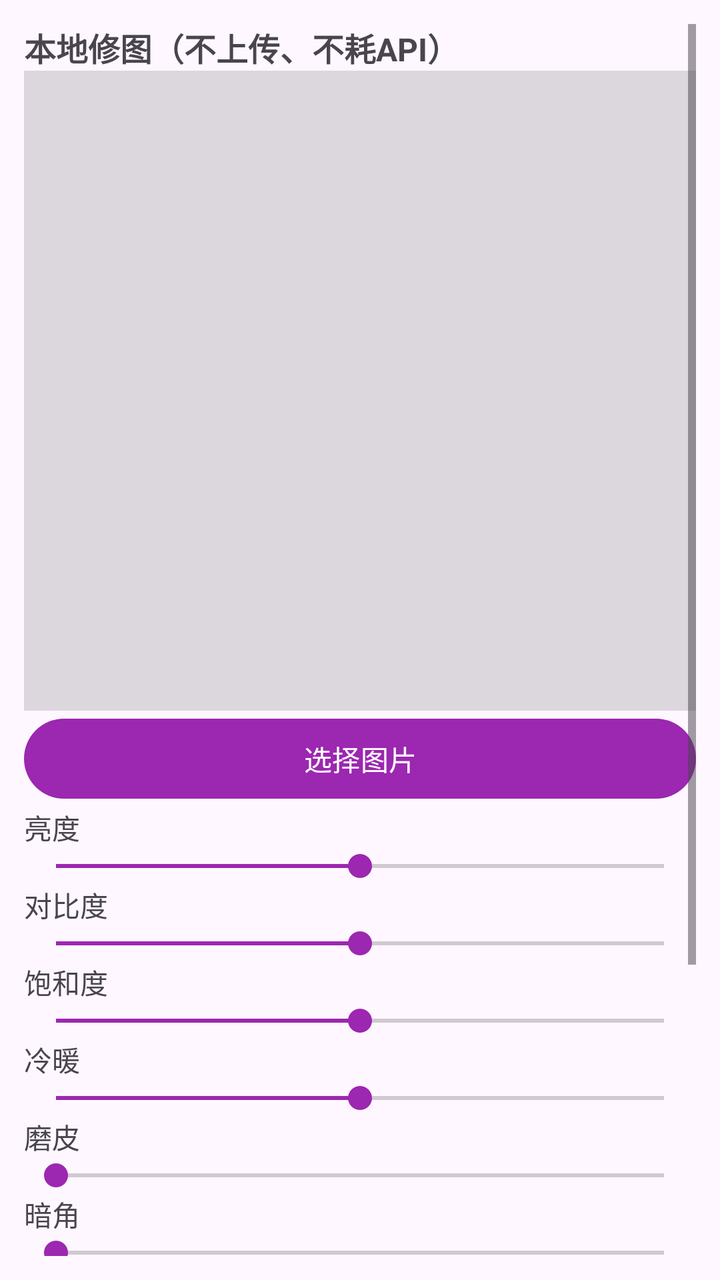
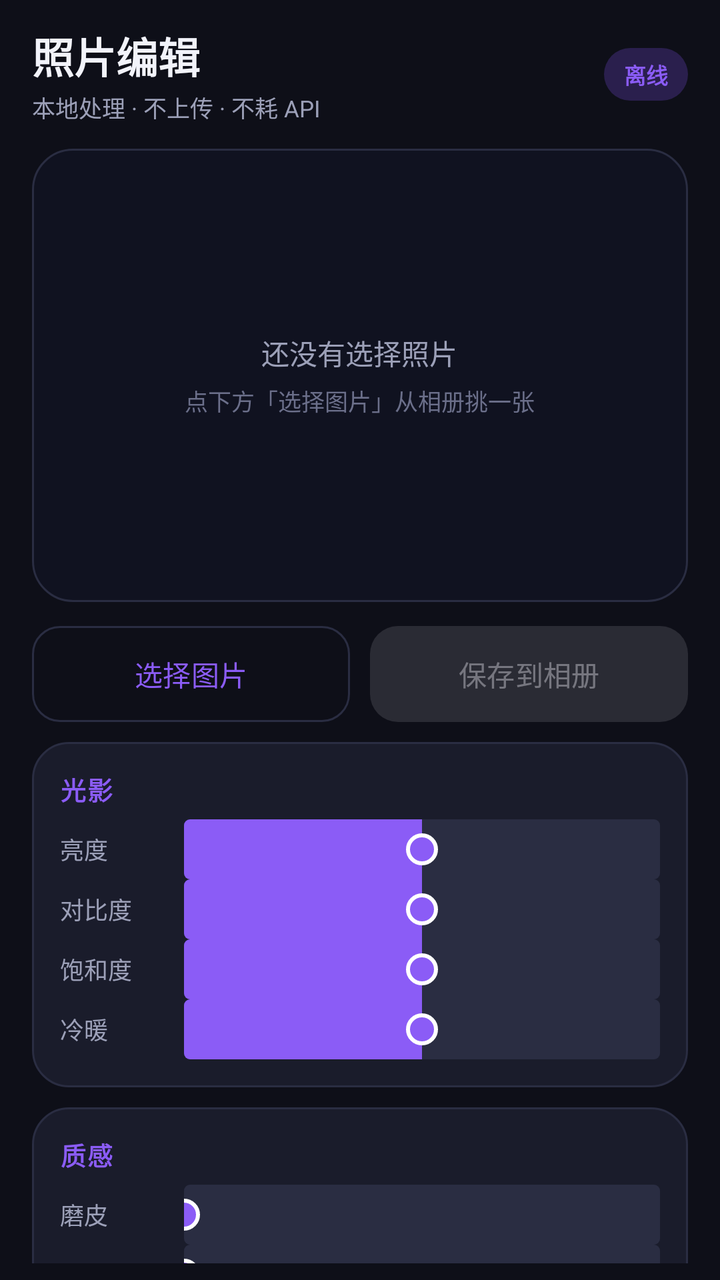

An Android layout rendered at two revisions. The XML below is the earlier revision; the diff shows what the commit changed to produce the second picture.
<!-- AndroidManifest.xml: application theme Theme.MagicBeauty -->
<!-- res/layout/fragment_photo.xml -->
<?xml version="1.0" encoding="utf-8"?>
<ScrollView xmlns:android="http://schemas.android.com/apk/res/android"
    android:layout_width="match_parent"
    android:layout_height="match_parent"
    android:padding="12dp">

    <LinearLayout
        android:layout_width="match_parent"
        android:layout_height="wrap_content"
        android:orientation="vertical">

        <TextView
            android:layout_width="match_parent"
            android:layout_height="wrap_content"
            android:text="本地修图（不上传、不耗API）"
            android:textStyle="bold"
            android:textSize="16sp" />

        <ImageView
            android:id="@+id/preview"
            android:layout_width="match_parent"
            android:layout_height="320dp"
            android:scaleType="fitCenter"
            android:background="#22000000" />

        <ProgressBar
            android:id="@+id/progress"
            style="?android:attr/progressBarStyleHorizontal"
            android:layout_width="match_parent"
            android:layout_height="wrap_content"
            android:visibility="gone" />

        <Button
            android:id="@+id/btnPick"
            android:layout_width="match_parent"
            android:layout_height="wrap_content"
            android:text="选择图片" />

        
        <TextView android:layout_width="wrap_content" android:layout_height="wrap_content" android:text="亮度" />
        <SeekBar android:id="@+id/sbBrightness" android:layout_width="match_parent" android:layout_height="wrap_content" android:max="100" android:progress="50" />
        <TextView android:layout_width="wrap_content" android:layout_height="wrap_content" android:text="对比度" />
        <SeekBar android:id="@+id/sbContrast" android:layout_width="match_parent" android:layout_height="wrap_content" android:max="100" android:progress="50" />
        <TextView android:layout_width="wrap_content" android:layout_height="wrap_content" android:text="饱和度" />
        <SeekBar android:id="@+id/sbSaturation" android:layout_width="match_parent" android:layout_height="wrap_content" android:max="100" android:progress="50" />
        <TextView android:layout_width="wrap_content" android:layout_height="wrap_content" android:text="冷暖" />
        <SeekBar android:id="@+id/sbWarmth" android:layout_width="match_parent" android:layout_height="wrap_content" android:max="100" android:progress="50" />
        <TextView android:layout_width="wrap_content" android:layout_height="wrap_content" android:text="磨皮" />
        <SeekBar android:id="@+id/sbBlur" android:layout_width="match_parent" android:layout_height="wrap_content" android:max="100" android:progress="0" />
        <TextView android:layout_width="wrap_content" android:layout_height="wrap_content" android:text="暗角" />
        <SeekBar android:id="@+id/sbVignette" android:layout_width="match_parent" android:layout_height="wrap_content" android:max="100" android:progress="0" />
        <TextView android:layout_width="wrap_content" android:layout_height="wrap_content" android:text="瘦脸" />
        <SeekBar android:id="@+id/sbThinFace" android:layout_width="match_parent" android:layout_height="wrap_content" android:max="100" android:progress="0" />
        <TextView android:layout_width="wrap_content" android:layout_height="wrap_content" android:text="大眼" />
        <SeekBar android:id="@+id/sbEye" android:layout_width="match_parent" android:layout_height="wrap_content" android:max="100" android:progress="0" />
        <TextView android:layout_width="wrap_content" android:layout_height="wrap_content" android:text="瘦腰" />
        <SeekBar android:id="@+id/sbWaist" android:layout_width="match_parent" android:layout_height="wrap_content" android:max="100" android:progress="0" />
        <TextView android:layout_width="wrap_content" android:layout_height="wrap_content" android:text="拉腿/调身高" />
        <SeekBar android:id="@+id/sbLeg" android:layout_width="match_parent" android:layout_height="wrap_content" android:max="100" android:progress="0" />

        <Button
            android:id="@+id/btnSave"
            android:layout_width="match_parent"
            android:layout_height="wrap_content"
            android:text="保存到相册"
            android:enabled="false" />

    </LinearLayout>
</ScrollView>
<!-- resources referenced by this layout -->
<resources>
  <style name="Theme.MagicBeauty" parent="Theme.Material3.DayNight.NoActionBar">
          <item name="colorPrimary">@color/purple_500</item>
          <item name="colorPrimaryDark">@color/purple_700</item>
          <item name="colorAccent">@color/purple_500</item>
      </style>
  <color name="purple_500">#9C27B0</color>
  <color name="purple_700">#6A1B9A</color>
</resources>

<!-- the commit's change to res/layout/fragment_photo.xml (unified diff, before → after) -->
@@ -1,69 +1,410 @@
 <?xml version="1.0" encoding="utf-8"?>
-<ScrollView xmlns:android="http://schemas.android.com/apk/res/android"
+<LinearLayout xmlns:android="http://schemas.android.com/apk/res/android"
+    xmlns:app="http://schemas.android.com/apk/res-auto"
     android:layout_width="match_parent"
     android:layout_height="match_parent"
-    android:padding="12dp">
-
+    android:background="@color/bg"
+    android:orientation="vertical"
+    android:paddingStart="16dp"
+    android:paddingTop="12dp"
+    android:paddingEnd="16dp"
+    android:paddingBottom="8dp">
+
+    
     <LinearLayout
         android:layout_width="match_parent"
         android:layout_height="wrap_content"
-        android:orientation="vertical">
+        android:gravity="center_vertical"
+        android:orientation="horizontal">
+
+        <LinearLayout
+            android:layout_width="0dp"
+            android:layout_height="wrap_content"
+            android:layout_weight="1"
+            android:orientation="vertical">
+
+            <TextView
+                android:layout_width="wrap_content"
+                android:layout_height="wrap_content"
+                android:text="照片编辑"
+                android:textColor="@color/text"
+                android:textSize="21sp"
+                android:textStyle="bold" />
+
+            <TextView
+                android:layout_width="wrap_content"
+                android:layout_height="wrap_content"
+                android:layout_marginTop="2dp"
+                android:text="本地处理 · 不上传 · 不耗 API"
+                android:textColor="@color/text_sub"
+                android:textSize="11.5sp" />
+        </LinearLayout>
 
         <TextView
-            android:layout_width="match_parent"
+            android:layout_width="wrap_content"
             android:layout_height="wrap_content"
-            android:text="本地修图（不上传、不耗API）"
-            android:textStyle="bold"
-            android:textSize="16sp" />
+            android:background="@drawable/bg_pill"
+            android:paddingStart="10dp"
+            android:paddingTop="5dp"
+            android:paddingEnd="10dp"
+            android:paddingBottom="5dp"
+            android:text="离线"
+            android:textColor="@color/brand"
+            android:textSize="11sp"
+            android:textStyle="bold" />
+    </LinearLayout>
+
+    
+    <FrameLayout
+        android:layout_width="match_parent"
+        android:layout_height="0dp"
+        android:layout_marginTop="12dp"
+        android:layout_weight="1"
+        android:minHeight="170dp"
+        android:background="@drawable/bg_preview">
 
         <ImageView
             android:id="@+id/preview"
             android:layout_width="match_parent"
-            android:layout_height="320dp"
-            android:scaleType="fitCenter"
-            android:background="#22000000" />
+            android:layout_height="match_parent"
+            android:contentDescription="预览"
+            android:scaleType="fitCenter" />
+
+        <LinearLayout
+            android:id="@+id/emptyState"
+            android:layout_width="wrap_content"
+            android:layout_height="wrap_content"
+            android:layout_gravity="center"
+            android:gravity="center"
+            android:orientation="vertical">
+
+            <TextView
+                android:layout_width="wrap_content"
+                android:layout_height="wrap_content"
+                android:text="还没有选择照片"
+                android:textColor="@color/text_sub"
+                android:textSize="14sp" />
+
+            <TextView
+                android:layout_width="wrap_content"
+                android:layout_height="wrap_content"
+                android:layout_marginTop="5dp"
+                android:text="点下方「选择图片」从相册挑一张"
+                android:textColor="@color/text_dim"
+                android:textSize="11.5sp" />
+        </LinearLayout>
 
         <ProgressBar
             android:id="@+id/progress"
-            style="?android:attr/progressBarStyleHorizontal"
+            android:layout_width="wrap_content"
+            android:layout_height="wrap_content"
+            android:layout_gravity="center"
+            android:indeterminateTint="@color/brand"
+            android:visibility="gone" />
+    </FrameLayout>
+
+    
+    <LinearLayout
+        android:layout_width="match_parent"
+        android:layout_height="wrap_content"
+        android:layout_marginTop="12dp"
+        android:orientation="horizontal">
+
+        <com.google.android.material.button.MaterialButton
+            android:id="@+id/btnPick"
+            style="?attr/materialButtonOutlinedStyle"
+            android:layout_width="0dp"
+            android:layout_height="48dp"
+            android:layout_weight="1"
+            android:insetTop="0dp"
+            android:insetBottom="0dp"
+            android:text="选择图片"
+            android:textAllCaps="false"
+            android:textSize="14sp"
+            app:cornerRadius="14dp" />
+
+        <Space
+            android:layout_width="10dp"
+            android:layout_height="1dp" />
+
+        <com.google.android.material.button.MaterialButton
+            android:id="@+id/btnSave"
+            android:layout_width="0dp"
+            android:layout_height="48dp"
+            android:layout_weight="1"
+            android:enabled="false"
+            android:insetTop="0dp"
+            android:insetBottom="0dp"
+            android:text="保存到相册"
+            android:textAllCaps="false"
+            android:textSize="14sp"
+            app:cornerRadius="14dp" />
+    </LinearLayout>
+
+    
+    <ScrollView
+        android:layout_width="match_parent"
+        android:layout_height="0dp"
+        android:layout_marginTop="10dp"
+        android:layout_weight="1.15"
+        android:clipToPadding="false"
+        android:paddingBottom="2dp"
+        android:scrollbars="none">
+
+        <LinearLayout
             android:layout_width="match_parent"
             android:layout_height="wrap_content"
-            android:visibility="gone" />
-
-        <Button
-            android:id="@+id/btnPick"
-            android:layout_width="match_parent"
-            android:layout_height="wrap_content"
-            android:text="选择图片" />
-
-        
-        <TextView android:layout_width="wrap_content" android:layout_height="wrap_content" android:text="亮度" />
-        <SeekBar android:id="@+id/sbBrightness" android:layout_width="match_parent" android:layout_height="wrap_content" android:max="100" android:progress="50" />
-        <TextView android:layout_width="wrap_content" android:layout_height="wrap_content" android:text="对比度" />
-        <SeekBar android:id="@+id/sbContrast" android:layout_width="match_parent" android:layout_height="wrap_content" android:max="100" android:progress="50" />
-        <TextView android:layout_width="wrap_content" android:layout_height="wrap_content" android:text="饱和度" />
-        <SeekBar android:id="@+id/sbSaturation" android:layout_width="match_parent" android:layout_height="wrap_content" android:max="100" android:progress="50" />
-        <TextView android:layout_width="wrap_content" android:layout_height="wrap_content" android:text="冷暖" />
-        <SeekBar android:id="@+id/sbWarmth" android:layout_width="match_parent" android:layout_height="wrap_content" android:max="100" android:progress="50" />
-        <TextView android:layout_width="wrap_content" android:layout_height="wrap_content" android:text="磨皮" />
-        <SeekBar android:id="@+id/sbBlur" android:layout_width="match_parent" android:layout_height="wrap_content" android:max="100" android:progress="0" />
-        <TextView android:layout_width="wrap_content" android:layout_height="wrap_content" android:text="暗角" />
-        <SeekBar android:id="@+id/sbVignette" android:layout_width="match_parent" android:layout_height="wrap_content" android:max="100" android:progress="0" />
-        <TextView android:layout_width="wrap_content" android:layout_height="wrap_content" android:text="瘦脸" />
-        <SeekBar android:id="@+id/sbThinFace" android:layout_width="match_parent" android:layout_height="wrap_content" android:max="100" android:progress="0" />
-        <TextView android:layout_width="wrap_content" android:layout_height="wrap_content" android:text="大眼" />
-        <SeekBar android:id="@+id/sbEye" android:layout_width="match_parent" android:layout_height="wrap_content" android:max="100" android:progress="0" />
-        <TextView android:layout_width="wrap_content" android:layout_height="wrap_content" android:text="瘦腰" />
-        <SeekBar android:id="@+id/sbWaist" android:layout_width="match_parent" android:layout_height="wrap_content" android:max="100" android:progress="0" />
-        <TextView android:layout_width="wrap_content" android:layout_height="wrap_content" android:text="拉腿/调身高" />
-        <SeekBar android:id="@+id/sbLeg" android:layout_width="match_parent" android:layout_height="wrap_content" android:max="100" android:progress="0" />
-
-        <Button
-            android:id="@+id/btnSave"
-            android:layout_width="match_parent"
-            android:layout_height="wrap_content"
-            android:text="保存到相册"
-            android:enabled="false" />
-
-    </LinearLayout>
-</ScrollView>
+            android:orientation="vertical">
+
+            
+            <LinearLayout
+                android:layout_width="match_parent"
+                android:layout_height="wrap_content"
+                android:background="@drawable/bg_card"
+                android:orientation="vertical"
+                android:padding="14dp">
+
+                <TextView
+                    style="@style/CardTitle"
+                    android:layout_width="wrap_content"
+                    android:layout_height="wrap_content"
+                    android:text="光影" />
+
+                <LinearLayout
+                    android:layout_width="match_parent"
+                    android:layout_height="wrap_content"
+                    android:layout_marginTop="6dp"
+                    android:gravity="center_vertical"
+                    android:orientation="horizontal">
+
+                    <TextView
+                        style="@style/SliderLabel"
+                        android:text="亮度" />
+
+                    <SeekBar
+                        android:id="@+id/sbBrightness"
+                        style="@style/AppSeekBar"
+                        android:layout_width="0dp"
+                        android:layout_height="wrap_content"
+                        android:layout_weight="1"
+                        android:max="100"
+                        android:progress="50" />
+                </LinearLayout>
+
+                <LinearLayout
+                    android:layout_width="match_parent"
+                    android:layout_height="wrap_content"
+                    android:gravity="center_vertical"
+                    android:orientation="horizontal">
+
+                    <TextView
+                        style="@style/SliderLabel"
+                        android:text="对比度" />
+
+                    <SeekBar
+                        android:id="@+id/sbContrast"
+                        style="@style/AppSeekBar"
+                        android:layout_width="0dp"
+                        android:layout_height="wrap_content"
+                        android:layout_weight="1"
+                        android:max="100"
+                        android:progress="50" />
+                </LinearLayout>
+
+                <LinearLayout
+                    android:layout_width="match_parent"
+                    android:layout_height="wrap_content"
+                    android:gravity="center_vertical"
+                    android:orientation="horizontal">
+
+                    <TextView
+                        style="@style/SliderLabel"
+                        android:text="饱和度" />
+
+                    <SeekBar
+                        android:id="@+id/sbSaturation"
+                        style="@style/AppSeekBar"
+                        android:layout_width="0dp"
+                        android:layout_height="wrap_content"
+                        android:layout_weight="1"
+                        android:max="100"
+                        android:progress="50" />
+                </LinearLayout>
+
+                <LinearLayout
+                    android:layout_width="match_parent"
+                    android:layout_height="wrap_content"
+                    android:gravity="center_vertical"
+                    android:orientation="horizontal">
+
+                    <TextView
+                        style="@style/SliderLabel"
+                        android:text="冷暖" />
+
+                    <SeekBar
+                        android:id="@+id/sbWarmth"
+                        style="@style/AppSeekBar"
+                        android:layout_width="0dp"
+                        android:layout_height="wrap_content"
+                        android:layout_weight="1"
+                        android:max="100"
+                        android:progress="50" />
+                </LinearLayout>
+            </LinearLayout>
+
+            
+            <LinearLayout
+                android:layout_width="match_parent"
+                android:layout_height="wrap_content"
+                android:layout_marginTop="10dp"
+                android:background="@drawable/bg_card"
+                android:orientation="vertical"
+                android:padding="14dp">
+
+                <TextView
+                    style="@style/CardTitle"
+                    android:layout_width="wrap_content"
+                    android:layout_height="wrap_content"
+                    android:text="质感" />
+
+                <LinearLayout
+                    android:layout_width="match_parent"
+                    android:layout_height="wrap_content"
+                    android:layout_marginTop="6dp"
+                    android:gravity="center_vertical"
+                    android:orientation="horizontal">
+
+                    <TextView
+                        style="@style/SliderLabel"
+                        android:text="磨皮" />
+
+                    <SeekBar
+                        android:id="@+id/sbBlur"
+                        style="@style/AppSeekBar"
+                        android:layout_width="0dp"
+                        android:layout_height="wrap_content"
+                        android:layout_weight="1"
+                        android:max="100"
+                        android:progress="0" />
+                </LinearLayout>
+
+                <LinearLayout
+                    android:layout_width="match_parent"
+                    android:layout_height="wrap_content"
+                    android:gravity="center_vertical"
+                    android:orientation="horizontal">
+
+                    <TextView
+                        style="@style/SliderLabel"
+                        android:text="暗角" />
+
+                    <SeekBar
+                        android:id="@+id/sbVignette"
+                        style="@style/AppSeekBar"
+                        android:layout_width="0dp"
+                        android:layout_height="wrap_content"
+                        android:layout_weight="1"
+                        android:max="100"
+                        android:progress="0" />
+                </LinearLayout>
+            </LinearLayout>
+
+            
+            <LinearLayout
+                android:layout_width="match_parent"
+                android:layout_height="wrap_content"
+                android:layout_marginTop="10dp"
+                android:background="@drawable/bg_card"
+                android:orientation="vertical"
+                android:padding="14dp">
+
+                <TextView
+                    style="@style/CardTitle"
+                    android:layout_width="wrap_content"
+                    android:layout_height="wrap_content"
+                    android:text="塑形" />
+
+                <LinearLayout
+                    android:layout_width="match_parent"
+                    android:layout_height="wrap_content"
+                    android:layout_marginTop="6dp"
+                    android:gravity="center_vertical"
+                    android:orientation="horizontal">
+
+                    <TextView
+                        style="@style/SliderLabel"
+                        android:text="瘦脸" />
+
+                    <SeekBar
+                        android:id="@+id/sbThinFace"
+                        style="@style/AppSeekBar"
+                        android:layout_width="0dp"
+                        android:layout_height="wrap_content"
+                        android:layout_weight="1"
+                        android:max="100"
+                        android:progress="0" />
+                </LinearLayout>
+
+                <LinearLayout
+                    android:layout_width="match_parent"
+                    android:layout_height="wrap_content"
+                    android:gravity="center_vertical"
+                    android:orientation="horizontal">
+
+                    <TextView
+                        style="@style/SliderLabel"
+                        android:text="大眼" />
+
+                    <SeekBar
+                        android:id="@+id/sbEye"
+                        style="@style/AppSeekBar"
+                        android:layout_width="0dp"
+                        android:layout_height="wrap_content"
+                        android:layout_weight="1"
+                        android:max="100"
+                        android:progress="0" />
+                </LinearLayout>
+
+                <LinearLayout
+                    android:layout_width="match_parent"
+                    android:layout_height="wrap_content"
+                    android:gravity="center_vertical"
+                    android:orientation="horizontal">
+
+                    <TextView
+                        style="@style/SliderLabel"
+                        android:text="瘦腰" />
+
+                    <SeekBar
+                        android:id="@+id/sbWaist"
+                        style="@style/AppSeekBar"
+                        android:layout_width="0dp"
+                        android:layout_height="wrap_content"
+                        android:layout_weight="1"
+                        android:max="100"
+                        android:progress="0" />
+                </LinearLayout>
+
+                <LinearLayout
+                    android:layout_width="match_parent"
+                    android:layout_height="wrap_content"
+                    android:gravity="center_vertical"
+                    android:orientation="horizontal">
+
+                    <TextView
+                        style="@style/SliderLabel"
+                        android:text="拉腿" />
+
+                    <SeekBar
+                        android:id="@+id/sbLeg"
+                        style="@style/AppSeekBar"
+                        android:layout_width="0dp"
+                        android:layout_height="wrap_content"
+                        android:layout_weight="1"
+                        android:max="100"
+                        android:progress="0" />
+                </LinearLayout>
+            </LinearLayout>
+        </LinearLayout>
+    </ScrollView>
+</LinearLayout>
<!-- resource entries referenced after the edit -->
@@ -1,11 +1,111 @@
 <!-- resources referenced by this layout -->
 <resources>
-  <style name="Theme.MagicBeauty" parent="Theme.Material3.DayNight.NoActionBar">
-          <item name="colorPrimary">@color/purple_500</item>
-          <item name="colorPrimaryDark">@color/purple_700</item>
-          <item name="colorAccent">@color/purple_500</item>
+  <color name="bg">#0E0F18</color>
+  <color name="brand">#8B5CF6</color>
+  <color name="text">#F2F3FA</color>
+  <color name="text_dim">#6B6F8A</color>
+  <color name="text_sub">#9CA0B8</color>
+  <!-- drawable bg_card (drawable) -->
+  <?xml version="1.0" encoding="utf-8"?>
+  <shape xmlns:android="http://schemas.android.com/apk/res/android" android:shape="rectangle">
+      <solid android:color="@color/card" />
+      <corners android:radius="18dp" />
+      <stroke android:width="1dp" android:color="@color/card_stroke" />
+  </shape>
+  <!-- drawable bg_pill (drawable) -->
+  <?xml version="1.0" encoding="utf-8"?>
+  <shape xmlns:android="http://schemas.android.com/apk/res/android" android:shape="rectangle">
+      <solid android:color="@color/brand_soft" />
+      <corners android:radius="20dp" />
+  </shape>
+  <!-- drawable bg_preview (drawable) -->
+  <?xml version="1.0" encoding="utf-8"?>
+  <shape xmlns:android="http://schemas.android.com/apk/res/android" android:shape="rectangle">
+      <solid android:color="#101220" />
+      <corners android:radius="20dp" />
+      <stroke android:width="1dp" android:color="@color/card_stroke" />
+  </shape>
+  <style name="AppSeekBar" parent="Widget.AppCompat.SeekBar">
+          <item name="android:progressDrawable">@drawable/seekbar_track</item>
+          <item name="android:thumb">@drawable/seekbar_thumb</item>
+          <item name="android:splitTrack">false</item>
+          <item name="android:minHeight">30dp</item>
+          <item name="android:maxHeight">30dp</item>
+          <item name="android:paddingStart">0dp</item>
+          <item name="android:paddingEnd">0dp</item>
       </style>
-  <color name="purple_500">#9C27B0</color>
-  <color name="purple_700">#6A1B9A</color>
+  <style name="CardTitle">
+          <item name="android:textSize">12.5sp</item>
+          <item name="android:textStyle">bold</item>
+          <item name="android:textColor">@color/brand</item>
+          <item name="android:letterSpacing">0.06</item>
+      </style>
+  <style name="SliderLabel">
+          <item name="android:layout_width">62dp</item>
+          <item name="android:layout_height">wrap_content</item>
+          <item name="android:textSize">12sp</item>
+          <item name="android:textColor">@color/text_sub</item>
+      </style>
+  <style name="Theme.MagicBeauty" parent="Theme.Material3.Dark.NoActionBar">
+          <item name="colorPrimary">@color/brand</item>
+          <item name="colorOnPrimary">@color/white</item>
+          <item name="colorPrimaryContainer">@color/brand_soft</item>
+          <item name="colorOnPrimaryContainer">@color/text</item>
+          <item name="colorSecondary">@color/brand_2</item>
+          <item name="colorOnSecondary">@color/white</item>
+          <item name="colorSecondaryContainer">@color/brand_soft</item>
+          <item name="colorOnSecondaryContainer">@color/text</item>
+  
+          <item name="colorSurface">@color/card</item>
+          <item name="colorOnSurface">@color/text</item>
+          <item name="colorSurfaceVariant">@color/bg_elev</item>
+          <item name="colorOnSurfaceVariant">@color/text_sub</item>
+          <item name="colorOutline">@color/card_stroke</item>
+          <item name="colorOutlineVariant">@color/card_stroke</item>
+  
+          <item name="android:windowBackground">@color/bg</item>
+          <item name="android:statusBarColor">@color/bg</item>
+          <item name="android:navigationBarColor">@color/nav_bg</item>
+          <item name="android:windowLightStatusBar">false</item>
+          <item name="android:windowLightNavigationBar" tools:targetApi="27">false</item>
+          <item name="android:colorAccent">@color/brand</item>
+          <item name="android:textColorPrimary">@color/text</item>
+          <item name="android:textColorSecondary">@color/text_sub</item>
+          <item name="android:forceDarkAllowed" tools:targetApi="29">false</item>
+      </style>
+  <color name="card">#1A1C2B</color>
+  <color name="card_stroke">#2A2D42</color>
+  <color name="brand_soft">#2A1F4D</color>
+  <!-- drawable seekbar_track (drawable) -->
+  <?xml version="1.0" encoding="utf-8"?>
+  <layer-list xmlns:android="http://schemas.android.com/apk/res/android">
+      <item android:id="@android:id/background">
+          <shape android:shape="rectangle">
+              <corners android:radius="3dp" />
+              <solid android:color="#2A2D42" />
+              <size android:height="5dp" />
+          </shape>
+      </item>
+      <item android:id="@android:id/progress">
+          <clip>
+              <shape android:shape="rectangle">
+                  <corners android:radius="3dp" />
+                  <solid android:color="@color/brand" />
+                  <size android:height="5dp" />
+              </shape>
+          </clip>
+      </item>
+  </layer-list>
+  <!-- drawable seekbar_thumb (drawable) -->
+  <?xml version="1.0" encoding="utf-8"?>
+  <shape xmlns:android="http://schemas.android.com/apk/res/android" android:shape="oval">
+      <solid android:color="@color/brand" />
+      <stroke android:width="2dp" android:color="@color/white" />
+      <size android:width="16dp" android:height="16dp" />
+  </shape>
+  <color name="white">#FFFFFFFF</color>
+  <color name="brand_2">#EC4899</color>
+  <color name="bg_elev">#151726</color>
+  <color name="nav_bg">#111320</color>
 </resources>
 
